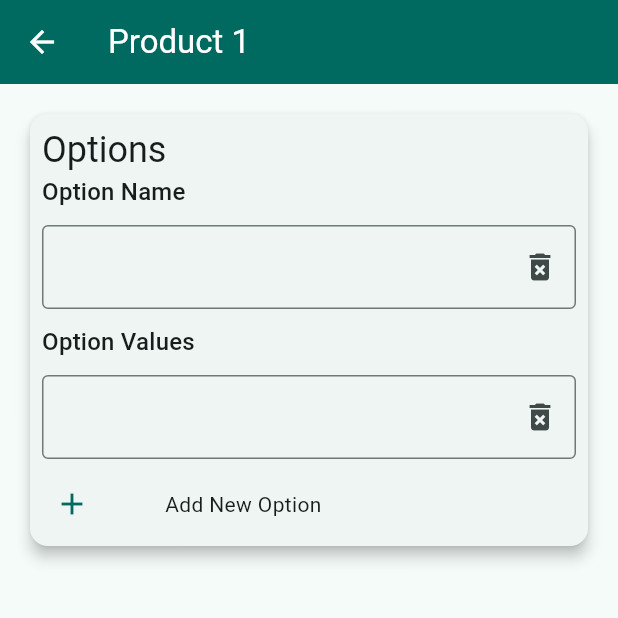
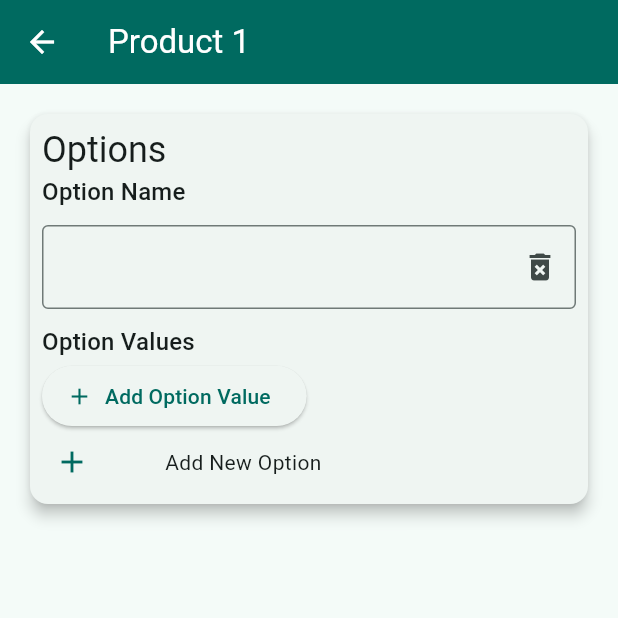
Before and after one commit to Arnie1x/shopify_variants, a Flutter app: the screen it shows after launch, after a tap on "Product 1", on a phone screen of 412 x 824 dp, the top half of it. Run offline on Flutter 3.47's test engine with Material 3 defaults, Android fonts, the phone set to English and light mode, and no system bars; our stand-ins replace get.

Commit message:
TextFields can now be dynamically added
Now a user can add more text fields and delete as well
This is done by use of observable lists

```diff
--- a/lib/main.dart
+++ b/lib/main.dart
@@ -24,7 +24,7 @@ class MyApp extends StatelessWidget {
       defaultTransition: Transition.fade,
       getPages: [
         GetPage(name: '/', page: () => const Home()),
-        GetPage(name: '/options', page: () => const Options())
+        GetPage(name: '/options', page: () => Options())
       ],
     );
   }
--- a/lib/pages/options.dart
+++ b/lib/pages/options.dart
@@ -1,9 +1,14 @@
 // This page is for displaying and creating the Product options and variants
 
 import 'package:flutter/material.dart';
+import 'package:get/get.dart';
 
 class Options extends StatelessWidget {
-  const Options({Key? key}) : super(key: key);
+  var controller = TextEditingController().obs;
+  var count = 1.obs;
+  var inputFields = RxList<InputField>();
+  var controllers = RxList<TextEditingController>();
+  Options({Key? key}) : super(key: key);
 
   @override
   Widget build(BuildContext context) {
@@ -20,7 +25,8 @@ class Options extends StatelessWidget {
               elevation: 4,
               child: Padding(
                 padding: const EdgeInsets.all(8.0),
-                child: Column(
+                child: Obx(
+                  () => Column(
                     crossAxisAlignment: CrossAxisAlignment.start,
                     children: [
                       Text(
@@ -31,14 +37,40 @@ class Options extends StatelessWidget {
                         'Option Name',
                         style: Theme.of(context).textTheme.titleMedium,
                       ),
-                    const InputField(),
+                      InputField(),
                       Text(
                         'Option Values',
                         style: Theme.of(context).textTheme.titleMedium,
                       ),
-                    const InputField(),
-                    const NewOptionButton()
+                      ListView.builder(
+                        shrinkWrap: true,
+                        itemCount: inputFields.length,
+                        itemBuilder: (context, index) {
+                          var inputField = inputFields[index];
+                          inputField.labelText = 'Option ${index + 1}';
+                          inputField.onDelete = () {
+                            inputFields.removeAt(index);
+                            var controller = controllers[index];
+                            controllers.removeAt(index);
+                            controller.dispose();
+                          };
+                          return inputField;
+                        },
+                      ),
+                      ElevatedButton.icon(
+                        onPressed: () {
+                          var controller = TextEditingController();
+                          inputFields.add(InputField(
+                            controller: controller,
+                          ));
+                          controllers.add(controller);
+                        },
+                        icon: const Icon(Icons.add),
+                        label: const Text('Add Option Value'),
+                      ),
+                      const NewOptionButton(),
                     ],
+                  ),
                 ),
               ),
             )
@@ -48,10 +80,14 @@ class Options extends StatelessWidget {
 }
 
 class InputField extends StatelessWidget {
-  final String? labelText;
-  const InputField({
+  final TextEditingController? controller;
+  String? labelText;
+  Function()? onDelete;
+  InputField({
     super.key,
     this.labelText,
+    this.controller,
+    this.onDelete,
   });
 
   @override
@@ -59,11 +95,12 @@ class InputField extends StatelessWidget {
     return Padding(
       padding: const EdgeInsets.fromLTRB(0, 10, 0, 10),
       child: TextFormField(
+        controller: controller,
         decoration: InputDecoration(
             labelText: labelText ?? "",
             border: const OutlineInputBorder(),
             suffixIcon: IconButton(
-                onPressed: () {},
+                onPressed: onDelete,
                 icon: const Icon(
                   Icons.delete_forever,
                 ))),
```
Lines whose indentation alone changed are shown as unchanged.
